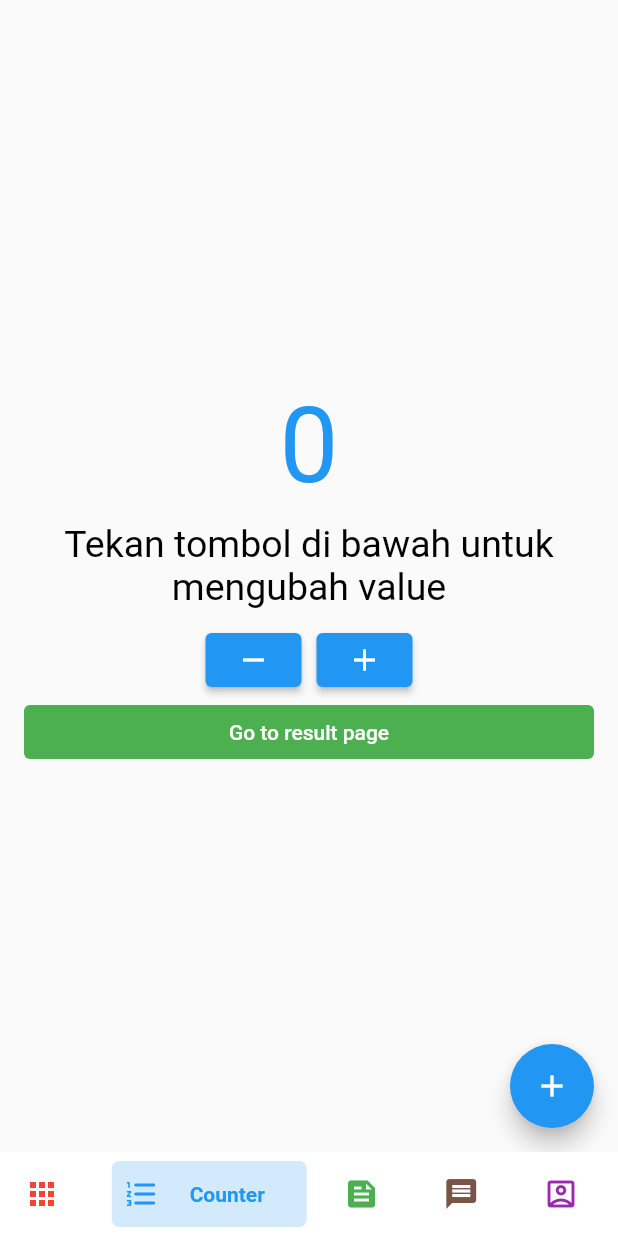
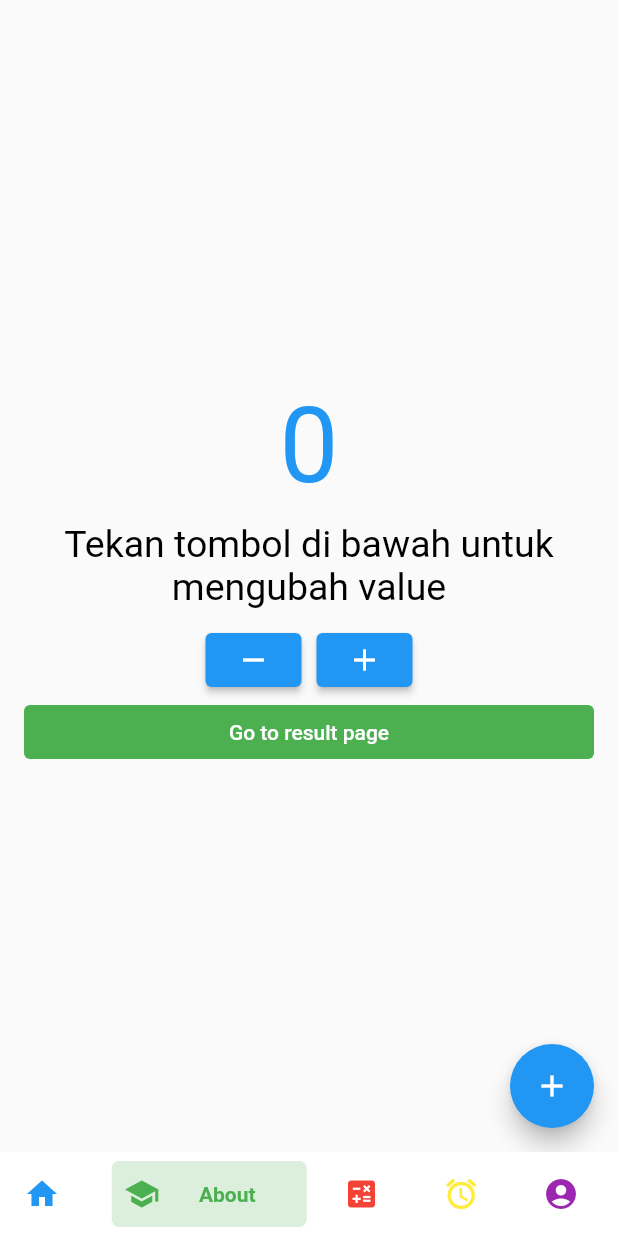
Before and after one commit to AnnisaHafitria/tugas_flutter, a Flutter app: the screen it shows after launch, swiped to page 2, on a phone screen of 412 x 824 dp. Run offline on Flutter 3.47's test engine with Material 2 defaults, Android fonts, the phone set to English and light mode, and no system bars; drawn by our look-alikes of bottom_navy_bar; our stand-ins replace fluttertoast.

Commit message:
[Updated] main page

```diff
--- a/lib/pages/main_page.dart
+++ b/lib/pages/main_page.dart
@@ -28,10 +28,10 @@ class _MainPageState extends State<MainPage> {
           controller: _pageController,
           onPageChanged: (index) => setState(() => _currentIndex = index),
           children: [
-            Container(color: Colors.red),
+            Container(color: Colors.blue),
             const CounterPage(),
-            Container(color: Colors.green),
-            Container(color: Colors.brown),
+            const CounterPage(),
+            const AccountPage(),
             const AccountPage(),
           ],
         ),
@@ -47,32 +47,32 @@ class _MainPageState extends State<MainPage> {
         },
         items: [
           BottomNavyBarItem(
-            icon: const Icon(Icons.apps),
+            icon: const Icon(Icons.home),
             title: const Text('Home'),
+            activeColor: Colors.blue,
+            textAlign: TextAlign.center,
+          ),
+          BottomNavyBarItem(
+            icon: const Icon(Icons.school),
+            title: const Text('About'),
+            activeColor: Colors.green,
+            textAlign: TextAlign.center,
+          ),
+          BottomNavyBarItem(
+            icon: const Icon(Icons.calculate),
+            title: const Text('Counter'),
             activeColor: Colors.red,
             textAlign: TextAlign.center,
           ),
           BottomNavyBarItem(
-            icon: const Icon(Icons.format_list_numbered_rounded),
-            title: const Text('Counter'),
-            activeColor: Colors.blue,
+            icon: const Icon(Icons.alarm),
+            title: const Text('Picker'),
+            activeColor: Colors.yellow,
             textAlign: TextAlign.center,
           ),
           BottomNavyBarItem(
-            icon: const Icon(Icons.feed),
-            title: const Text('Feed'),
-            activeColor: Colors.green,
-            textAlign: TextAlign.center,
-          ),
-          BottomNavyBarItem(
-            icon: const Icon(Icons.message),
-            title: const Text('Message'),
-            activeColor: Colors.brown,
-            textAlign: TextAlign.center,
-          ),
-          BottomNavyBarItem(
-            icon: const Icon(Icons.account_box_outlined),
-            title: const Text('Account'),
+            icon: const Icon(Icons.account_circle),
+            title: const Text('Profile'),
             activeColor: Colors.purple,
             textAlign: TextAlign.center,
           ),
```
